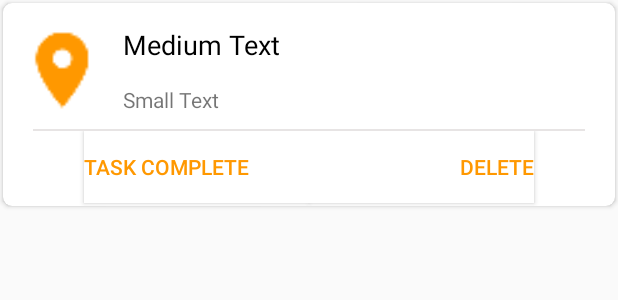
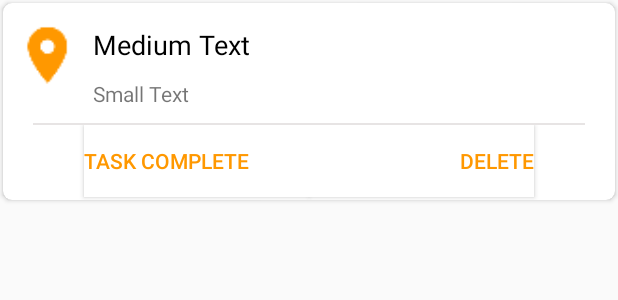
Before and after one commit to oasis9594/Remind-Me, an Android app: the layout geofence_custom_adapter.xml on its own in the app's theme, with its tools: preview values and no code run, on a phone screen of 412 x 824 dp. Shown: the top 300 px of the screen. Run offline under Robolectric (Android 15) with nearby library versions, the phone set to English and light mode, and no system bars; plain views replace Button.

Commit message:
Layout changes and removed option of sound in geofence

```diff
--- a/MyReminder/app/src/main/res/layout/geofence_custom_adapter.xml
+++ b/MyReminder/app/src/main/res/layout/geofence_custom_adapter.xml
@@ -15,8 +15,8 @@
         android:animateLayoutChanges="true">
         <ImageView
             android:id="@+id/myLocImage"
-            android:layout_width="80dp"
-            android:layout_height="90dp"
+            android:layout_width="60dp"
+            android:layout_height="70dp"
             android:src="@drawable/ic_location_chrome" />
 
         <TextView
@@ -47,7 +47,7 @@
             android:text="Small Text"
             android:id="@+id/LocAddress"
             android:layout_below="@+id/LocDistance"
-            android:layout_marginTop="10dp"
+            android:layout_marginTop="6dp"
             android:layout_toEndOf="@+id/myLocImage" />
         <View
             android:id="@+id/dividerLocLine"
--- a/MyReminder/app/src/main/res/layout/reminder_row.xml
+++ b/MyReminder/app/src/main/res/layout/reminder_row.xml
@@ -11,8 +11,8 @@
 
 		<ImageView
 			android:id="@+id/myCover"
-			android:layout_width="100dp"
-			android:layout_height="100dp"
+			android:layout_width="80dp"
+			android:layout_height="80dp"
 			android:src="@drawable/ic_alarmclockpink" />
 
 		<TextView
```
Also changed, not shown: MyReminder/app/src/main/res/layout/activity_add_geofence.xml (+2 -25 lines).
